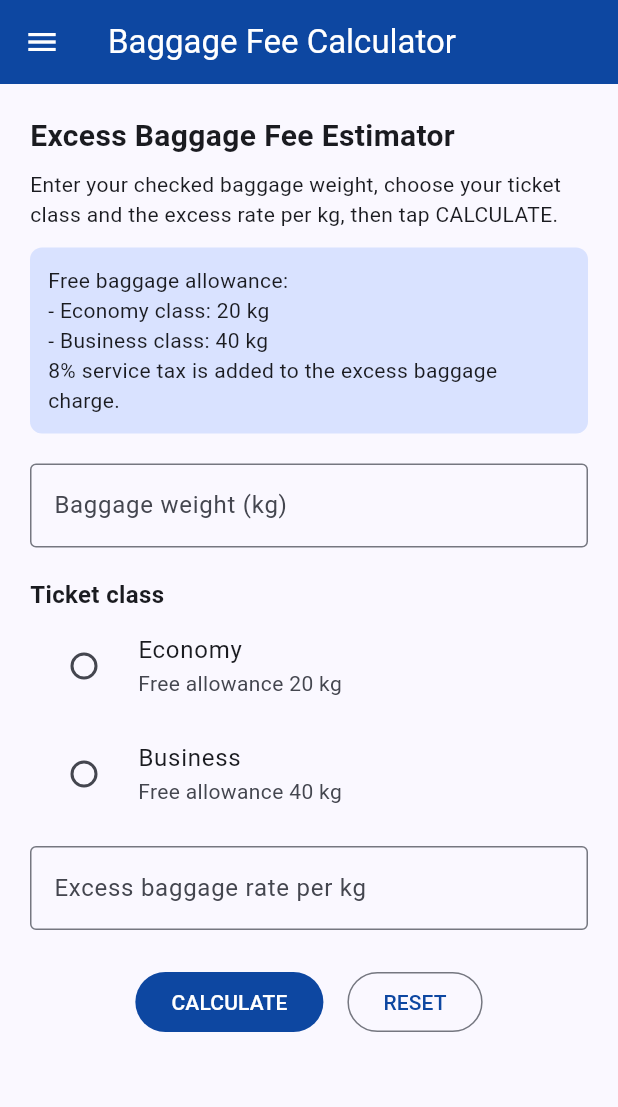
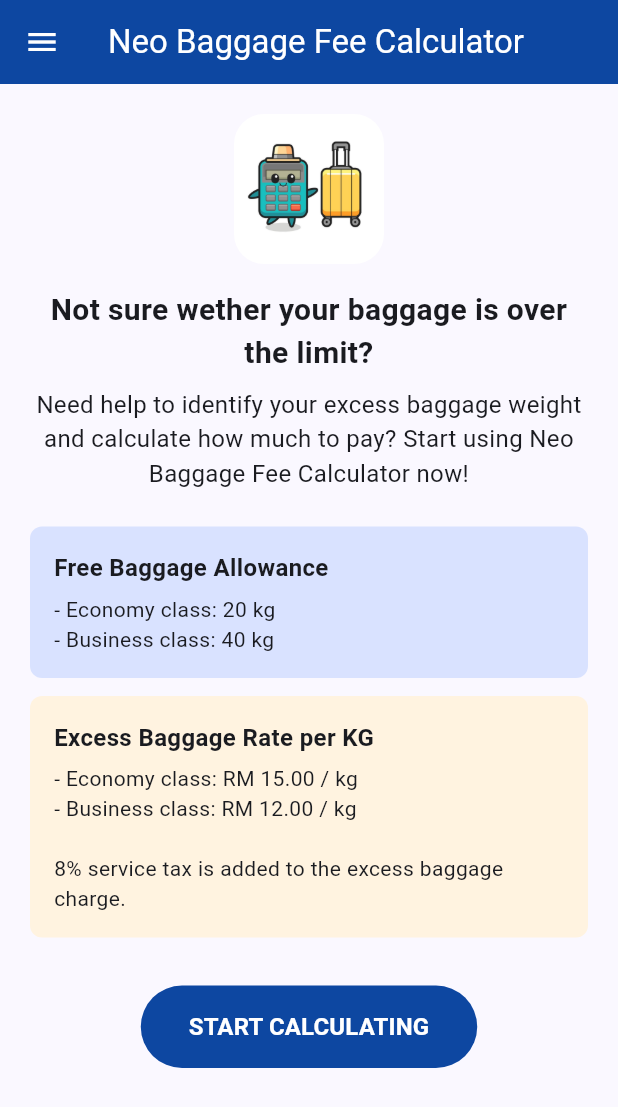
Before and after one commit to nuhazafirah2707/IndividualAssignment-ICT602, a Flutter app: the screen it shows after launch, on a phone screen of 412 x 824 dp. Shown: the top 1107 px of the screen. Run offline on Flutter 3.47's test engine with Material 3 defaults, Android fonts, the phone set to English and light mode, and no system bars.

Commit message:
edit most part of the app

```diff
--- a/lib/main.dart
+++ b/lib/main.dart
@@ -16,7 +16,7 @@ class MyApp extends StatelessWidget {
   @override
   Widget build(BuildContext context) {
     return MaterialApp(
-      title: 'Baggage Fee Calculator',
+      title: 'Neo Baggage Fee Calculator',
       debugShowCheckedModeBanner: false,
       theme: ThemeData(
         useMaterial3: true,
@@ -28,9 +28,23 @@ class MyApp extends StatelessWidget {
           secondary: AppColors.colorSecondary,
         ),
       ),
-      home: const HomePage(),
+      home: const HomePage(), // first page shown when the app opens
     );
   }
+}
+
+// App bar used by every page (same colours and status bar)
+AppBar buildAppBar(BuildContext context, String title) {
+  return AppBar(
+    title: Text(title),
+    backgroundColor: Theme.of(context).colorScheme.primary,
+    foregroundColor: Theme.of(context).colorScheme.onPrimary,
+    systemOverlayStyle: const SystemUiOverlayStyle(
+      statusBarColor: AppColors.colorPrimary,
+      statusBarIconBrightness: Brightness.light, // white icons (Android)
+      statusBarBrightness: Brightness.dark, // white icons (iOS)
+    ),
+  );
 }
 
 // Navigation menu (left side)
@@ -38,6 +52,19 @@ class AppDrawer extends StatelessWidget {
   const AppDrawer({super.key, required this.currentPage});
 
   final String currentPage;
+
+  void goTo(BuildContext context, String page) {
+    final NavigatorState nav = Navigator.of(context);
+    nav.pop(); // close the drawer
+    if (page == currentPage) return; // already on this page
+
+    nav.popUntil((route) => route.isFirst); // back to Home page
+    if (page == 'About') {
+      nav.push(
+        MaterialPageRoute(builder: (context) => const AboutPage()),
+      );
+    }
+  }
 
   @override
   Widget build(BuildContext context) {
@@ -52,7 +79,7 @@ class AppDrawer extends StatelessWidget {
             child: Align(
               alignment: Alignment.bottomLeft,
               child: Text(
-                'Baggage Fee Calculator',
+                'Neo Baggage Fee Calculator',
                 style: TextStyle(
                   fontSize: 22,
                   fontWeight: FontWeight.bold,
@@ -62,27 +89,16 @@ class AppDrawer extends StatelessWidget {
             ),
           ),
           ListTile(
+            leading: const Icon(Icons.home),
             title: const Text('Home'),
             selected: currentPage == 'Home',
-            onTap: () {
-              Navigator.pop(context); // close the drawer
-              if (currentPage != 'Home') {
-                Navigator.pop(context); // back to Home page
-              }
-            },
+            onTap: () => goTo(context, 'Home'),
           ),
           ListTile(
+            leading: const Icon(Icons.info),
             title: const Text('About'),
             selected: currentPage == 'About',
-            onTap: () {
-              Navigator.pop(context); // close the drawer
-              if (currentPage != 'About') {
-                Navigator.push(
-                  context,
-                  MaterialPageRoute(builder: (context) => const AboutPage()),
-                );
-              }
-            },
+            onTap: () => goTo(context, 'About'),
           ),
         ],
       ),
@@ -90,39 +106,169 @@ class AppDrawer extends StatelessWidget {
   }
 }
 
-class HomePage extends StatefulWidget {
+// ---------------------------------------------------------------
+// PAGE 1: Home (welcome page)
+// ---------------------------------------------------------------
+class HomePage extends StatelessWidget {
   const HomePage({super.key});
 
+  Widget buildInfoBox(String title, String content, Color color) {
+    return Container(
+      width: double.infinity,
+      padding: const EdgeInsets.all(16),
+      decoration: BoxDecoration(
+        color: color,
+        borderRadius: BorderRadius.circular(8),
+      ),
+      child: Column(
+        crossAxisAlignment: CrossAxisAlignment.start,
+        children: [
+          Text(
+            title,
+            style: const TextStyle(fontSize: 16, fontWeight: FontWeight.bold),
+          ),
+          const SizedBox(height: 6),
+          Text(content),
+        ],
+      ),
+    );
+  }
+
   @override
-  State<HomePage> createState() => _HomePageState();
+  Widget build(BuildContext context) {
+    return Scaffold(
+      appBar: buildAppBar(context, 'Neo Baggage Fee Calculator'),
+      drawer: const AppDrawer(currentPage: 'Home'),
+      body: SingleChildScrollView(
+        padding: const EdgeInsets.all(20),
+        child: Column(
+          children: [
+            // Application icon
+            ClipRRect(
+              borderRadius: BorderRadius.circular(20),
+              child: Image.asset(
+                'assets/icon/appicon.jpg',
+                width: 100,
+                height: 100,
+                fit: BoxFit.cover,
+              ),
+            ),
+            const SizedBox(height: 16),
+
+            // Short description
+            const Text(
+              'Not sure wether your baggage is over the limit?',
+              textAlign: TextAlign.center,
+              style: TextStyle(fontSize: 20, fontWeight: FontWeight.bold),
+            ),
+            const SizedBox(height: 8),
+            const Text(
+              'Need help to identify your excess baggage weight and calculate '
+              'how much to pay? Start using Neo Baggage Fee Calculator now!',
+              textAlign: TextAlign.center,
+              style: TextStyle(fontSize: 16),
+            ),
+            const SizedBox(height: 24),
+
+            // Box 1: free baggage allowance
+            buildInfoBox(
+              'Free Baggage Allowance',
+              '- Economy class: 20 kg\n'
+              '- Business class: 40 kg',
+              Theme.of(context).colorScheme.primaryContainer,
+            ),
+            const SizedBox(height: 12),
+
+            // Box 2: excess baggage rate
+            buildInfoBox(
+              'Excess Baggage Rate per KG',
+              '- Economy class: RM 15.00 / kg\n'
+              '- Business class: RM 12.00 / kg\n'
+              '\n8% service tax is added to the excess baggage charge.',
+              Colors.orange.shade50,
+            ),
+            const SizedBox(height: 32),
+
+            // Button to go to the calculator page
+            FilledButton(
+              onPressed: () {
+                Navigator.push(
+                  context,
+                  MaterialPageRoute(
+                    builder: (context) => const CalculatorPage(),
+                  ),
+                );
+              },
+              style: FilledButton.styleFrom(
+                padding:
+                    const EdgeInsets.symmetric(horizontal: 32, vertical: 16),
+              ),
+              child: const Text(
+                'START CALCULATING',
+                style: TextStyle(fontSize: 16, fontWeight: FontWeight.bold),
+              ),
+            ),
+          ],
+        ),
+      ),
+    );
+  }
 }
 
-class _HomePageState extends State<HomePage> {
+// ---------------------------------------------------------------
+// PAGE 2: Calculator
+// ---------------------------------------------------------------
+class CalculatorPage extends StatefulWidget {
+  const CalculatorPage({super.key});
+
+  @override
+  State<CalculatorPage> createState() => _CalculatorPageState();
+}
+
+class _CalculatorPageState extends State<CalculatorPage> {
   final TextEditingController weightController = TextEditingController();
-  final TextEditingController rateController = TextEditingController();
 
   String? selectedClass; // null = nothing selected yet
 
   bool showResult = false;
   String excessWeightText = '';
   String excessChargeText = '';
+  String serviceTaxText = '';
   String totalPayableText = '';
   String notice = '';
 
   @override
   void dispose() {
     weightController.dispose();
-    rateController.dispose();
     super.dispose();
+  }
+
+  // Free baggage allowance (X) is set automatically by ticket class
+  double getAllowance() {
+    if (selectedClass == 'Economy') {
+      return 20;
+    } else {
+      return 40;
+    }
+  }
+
+  // Excess baggage rate per kg is set automatically by ticket class
+  double getRate() {
+    if (selectedClass == 'Economy') {
+      return 15;
+    } else {
+      return 12;
+    }
   }
 
   void calculateFee() {
     FocusScope.of(context).unfocus(); // hide the keyboard
 
     // 1. Weight empty or not a number?
-    final double? weight = double.tryParse(weightController.text.trim());
-    if (weightController.text.trim().isEmpty) {
-      showMessage('Please enter the baggage weight.');
+    final String weightText = weightController.text.trim();
+    final double? weight = double.tryParse(weightText);
+    if (weightText.isEmpty) {
+      showMessage('Please enter your baggage weight.');
       return;
     }
     if (weight == null) {
@@ -136,34 +282,15 @@ class _HomePageState extends State<HomePage> {
 
     // 2. Ticket class not selected?
     if (selectedClass == null) {
-      showMessage('Please select a ticket class.');
+      showMessage('Please select your ticket class.');
       return;
     }
 
-    // 3. Rate empty or not a number?
-    final double? rate = double.tryParse(rateController.text.trim());
-    if (rateController.text.trim().isEmpty) {
-      showMessage('Please enter the excess baggage rate per kg.');
-      return;
-    }
-    if (rate == null) {
-      showMessage('Rate must be a number (e.g. 15 or 12.50).');
-      return;
-    }
-    if (rate <= 0) {
-      showMessage('Rate must be more than RM 0.');
-      return;
-    }
+    // 3. Allowance (X) and rate per kg based on ticket class
+    double allowance = getAllowance();
+    double rate = getRate();
 
-    // 4. Free baggage allowance (X) based on ticket class
-    double allowance;
-    if (selectedClass == 'Economy') {
-      allowance = 20;
-    } else {
-      allowance = 40;
-    }
-
-    // 5. Excess baggage weight (never negative)
+    // 4. Excess baggage weight (never negative)
     double excessWeight;
     if (weight > allowance) {
       excessWeight = weight - allowance;
@@ -171,34 +298,41 @@ class _HomePageState extends State<HomePage> {
       excessWeight = 0;
     }
 
-    // 6. Excess baggage charge and total payable (8% service tax)
+    // 5. Excess baggage charge, service tax and total payable
     double excessCharge = excessWeight * rate;
-    double totalPayable = excessCharge + (excessCharge * 0.08);
-
-    // 7. Notice for the user
-    String noticeText;
-    if (excessWeight == 0) {
-      noticeText = 'Your baggage is within the ${allowance.toStringAsFixed(0)} kg '
-          'free allowance. No excess fee is charged.';
-    } else {
-      noticeText = 'Your baggage is ${excessWeight.toStringAsFixed(2)} kg over '
-          'the ${allowance.toStringAsFixed(0)} kg free allowance for '
-          '$selectedClass class.';
-    }
+    double serviceTax = excessCharge * 0.08;
+    double totalPayable = excessCharge + serviceTax;
 
     setState(() {
       excessWeightText = '${excessWeight.toStringAsFixed(2)} kg';
       excessChargeText = 'RM ${excessCharge.toStringAsFixed(2)}';
+      serviceTaxText = 'RM ${serviceTax.toStringAsFixed(2)}';
       totalPayableText = 'RM ${totalPayable.toStringAsFixed(2)}';
-      notice = noticeText;
       showResult = true;
     });
+
+    // 6. Pop-up message to tell the user the calculation is done
+    showDialog(
+      context: context,
+      builder: (context) => AlertDialog(
+        icon: const Icon(Icons.check_circle, color: Colors.green, size: 40),
+        title: const Text('Calculation Complete'),
+        content: const Text(
+          'Tap OK, then scroll down to see the total amount.'
+        ),
+        actions: [
+          TextButton(
+            onPressed: () => Navigator.pop(context), // close the pop-up
+            child: const Text('OK'),
+          ),
+        ],
+      ),
+    );
   }
 
   void resetForm() {
     setState(() {
       weightController.clear();
-      rateController.clear();
       selectedClass = null;
       showResult = false;
     });
@@ -215,6 +349,53 @@ class _HomePageState extends State<HomePage> {
           duration: const Duration(seconds: 2),
         ),
       );
+  }
+
+  // Live message: tells the customer straight away whether their
+  // baggage is over the free allowance (after both questions are answered)
+  Widget buildWeightNotice() {
+    final double? weight = double.tryParse(weightController.text.trim());
+    if (selectedClass == null || weight == null || weight <= 0) {
+      return const SizedBox.shrink(); // show nothing yet
+    }
+
+    double allowance = getAllowance();
+    double rate = getRate();
+
+    String message;
+    Color boxColor;
+    IconData icon;
+    if (weight > allowance) {
+      message = 'Your baggage is more than ${allowance.toStringAsFixed(0)} kg, '
+          'so you will have to pay excess baggage. Each extra kg is charged '
+          'RM ${rate.toStringAsFixed(2)} for $selectedClass class, '
+          'with 8% service tax added to the excess charge.';
+      boxColor = Colors.orange.shade100;
+      icon = Icons.warning_amber;
+    } else {
+      message = 'Your baggage is within the ${allowance.toStringAsFixed(0)} kg '
+          'free allowance for $selectedClass class. No excess fee.';
+      boxColor = Colors.green.shade100;
+      icon = Icons.check_circle;
+    }
+
+    return Container(
+      width: double.infinity,
+      margin: const EdgeInsets.only(top: 8),
+      padding: const EdgeInsets.all(12),
+      decoration: BoxDecoration(
+        color: boxColor,
+        borderRadius: BorderRadius.circular(8),
+      ),
+      child: Row(
+        crossAxisAlignment: CrossAxisAlignment.start,
+        children: [
+          Icon(icon, size: 20),
+          const SizedBox(width: 8),
+          Expanded(child: Text(message)),
+        ],
+      ),
+    );
   }
 
   Widget buildResultRow(String label, String value, {bool isBold = false}) {
@@ -247,7 +428,13 @@ class _HomePageState extends State<HomePage> {
   Widget build(BuildContext context) {
     return Scaffold(
       appBar: AppBar(
-        title: const Text('Baggage Fee Calculator'),
+        // Back button (top left): returns to the first Home page
+        leading: IconButton(
+          icon: const Icon(Icons.arrow_back),
+          tooltip: 'Back to Home',
+          onPressed: () => Navigator.pop(context),
+        ),
+        title: const Text('Calculate Fee'),
         backgroundColor: Theme.of(context).colorScheme.primary,
         foregroundColor: Theme.of(context).colorScheme.onPrimary,
         systemOverlayStyle: const SystemUiOverlayStyle(
@@ -256,7 +443,6 @@ class _HomePageState extends State<HomePage> {
           statusBarBrightness: Brightness.dark, // white icons (iOS)
         ),
       ),
-      drawer: const AppDrawer(currentPage: 'Home'),
       body: SingleChildScrollView(
         padding: const EdgeInsets.all(20),
         child: Column(
@@ -264,84 +450,62 @@ class _HomePageState extends State<HomePage> {
           children: [
             // Instructions
             const Text(
-              'Excess Baggage Fee Estimator',
+              'Excess Baggage Fee Calculator',
               style: TextStyle(fontSize: 20, fontWeight: FontWeight.bold),
             ),
             const SizedBox(height: 8),
             const Text(
-              'Enter your checked baggage weight, choose your ticket class '
-              'and the excess rate per kg, then tap CALCULATE.',
+              'Enter your checked baggage weight, select your ticket class, '
+              'then click button calculate.',
             ),
-            const SizedBox(height: 12),
+            const SizedBox(height: 24),
 
-            // Notice
-            Container(
-              width: double.infinity,
-              padding: const EdgeInsets.all(12),
-              decoration: BoxDecoration(
-                color: Theme.of(context).colorScheme.primaryContainer,
-                borderRadius: BorderRadius.circular(8),
-              ),
-              child: const Text(
-                'Free baggage allowance:\n'
-                '- Economy class: 20 kg\n'
-                '- Business class: 40 kg\n'
-                '8% service tax is added to the excess baggage charge.',
-              ),
+            // Question 1 - TextField: baggage weight
+            const Text(
+              '1. What is your baggage weight?',
+              style: TextStyle(fontSize: 16, fontWeight: FontWeight.bold),
             ),
-            const SizedBox(height: 20),
-
-            // TextField: baggage weight
+            const SizedBox(height: 8),
             TextField(
               controller: weightController,
               keyboardType:
                   const TextInputType.numberWithOptions(decimal: true),
+              onChanged: (v) => setState(() => showResult = false),
               decoration: const InputDecoration(
                 labelText: 'Baggage weight (kg)',
-                hintText: 'e.g. 25.5',
                 suffixText: 'kg',
                 border: OutlineInputBorder(),
               ),
             ),
-            const SizedBox(height: 20),
+            const SizedBox(height: 24),
 
-            // Radio buttons: ticket class
+            // Question 2 - Radio buttons: ticket class
             const Text(
-              'Ticket class',
+              '2. What is your ticket class?',
               style: TextStyle(fontSize: 16, fontWeight: FontWeight.bold),
             ),
             RadioGroup<String>(
               groupValue: selectedClass,
-              onChanged: (v) => setState(() => selectedClass = v),
+              onChanged: (v) => setState(() {
+                selectedClass = v;
+                showResult = false;
+              }),
               child: const Column(
                 children: [
                   RadioListTile<String>(
-                    title: Text('Economy'),
-                    subtitle: Text('Free allowance 20 kg'),
+                    title: Text('Economy class'),
                     value: 'Economy',
                   ),
                   RadioListTile<String>(
-                    title: Text('Business'),
-                    subtitle: Text('Free allowance 40 kg'),
+                    title: Text('Business class'),
                     value: 'Business',
                   ),
                 ],
               ),
             ),
-            const SizedBox(height: 12),
 
-            // TextField: excess rate
-            TextField(
-              controller: rateController,
-              keyboardType:
-                  const TextInputType.numberWithOptions(decimal: true),
-              decoration: const InputDecoration(
-                labelText: 'Excess baggage rate per kg',
-                hintText: 'e.g. 15',
-                prefixText: 'RM ',
-                border: OutlineInputBorder(),
-              ),
-            ),
+            // Live notice (over or within the free allowance)
+            buildWeightNotice(),
             const SizedBox(height: 24),
 
             // Buttons
@@ -381,20 +545,15 @@ class _HomePageState extends State<HomePage> {
                         ),
                         const Divider(),
                         buildResultRow(
-                            'Excess baggage weight', excessWeightText),
+                          'Excess baggage weight', excessWeightText),
                         buildResultRow(
                             'Excess baggage charge', excessChargeText),
+                        buildResultRow('Service tax (8%)', serviceTaxText),
                         const Divider(),
-                        buildResultRow(
-                          'Total amount payable',
-                          totalPayableText,
+                        buildResultRow('Total amount payable', totalPayableText,
                           isBold: true,
                         ),
-                        const Text(
-                          '(including 8% service tax)',
-                          style: TextStyle(fontSize: 12),
-                        ),
-                        const SizedBox(height: 12),
+                        const SizedBox(height: 8),
                         Text(
                           notice,
                           style: TextStyle(
@@ -414,6 +573,9 @@ class _HomePageState extends State<HomePage> {
   }
 }
 
+// ---------------------------------------------------------------
+// PAGE 3: About
+// ---------------------------------------------------------------
 class AboutPage extends StatelessWidget {
   const AboutPage({super.key});
 
@@ -480,16 +642,7 @@ class AboutPage extends StatelessWidget {
   @override
   Widget build(BuildContext context) {
     return Scaffold(
-      appBar: AppBar(
-        title: const Text('About'),
-        backgroundColor: Theme.of(context).colorScheme.primary,
-        foregroundColor: Theme.of(context).colorScheme.onPrimary,
-        systemOverlayStyle: const SystemUiOverlayStyle(
-          statusBarColor: AppColors.colorPrimary,
-          statusBarIconBrightness: Brightness.light, // white icons (Android)
-          statusBarBrightness: Brightness.dark, // white icons (iOS)
-        ),
-      ),
+      appBar: buildAppBar(context, 'About'),
       drawer: const AppDrawer(currentPage: 'About'),
       body: SingleChildScrollView(
         padding: const EdgeInsets.all(20),
@@ -507,14 +660,13 @@ class AboutPage extends StatelessWidget {
             ),
             const SizedBox(height: 12),
             const Text(
-              'Baggage Fee Calculator',
+              'Neo Baggage Fee Calculator',
               style: TextStyle(fontSize: 22, fontWeight: FontWeight.bold),
             ),
             const SizedBox(height: 8),
             const Text(
               'This app estimates the excess baggage fee for air travel '
-              'based on baggage weight, ticket class and '
-              'rate per kg.',
+              'based on baggage weight and ticket class',
               textAlign: TextAlign.center,
             ),
             const SizedBox(height: 24),
@@ -536,9 +688,10 @@ class AboutPage extends StatelessWidget {
               'assets/icon/copyrightnotice.jpg',
               'Copyright Notice',
               const Text(
-                '© 2026 $authorName. All rights reserved.\n'
+                '© 2026 $authorName. \n'
+                'All rights reserved.\n'
                 'This application was developed for the ICT602 Mobile '
-                'Technology individual assignment.',
+                'Technology Individual Assignment.',
               ),
             ),
             const SizedBox(height: 12),
```
Also changed, not shown: pubspec.yaml (+6 -4 lines), assets/icon/copyrightnotice.jpg, 35 other files.
